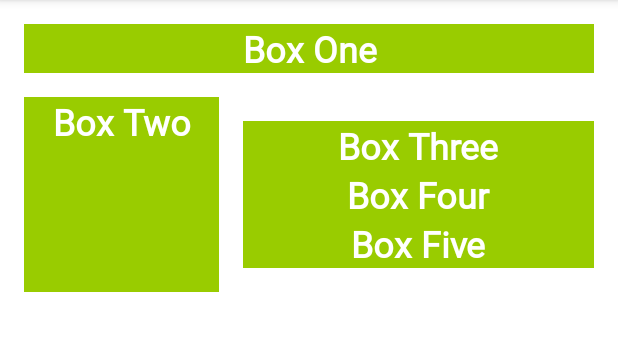
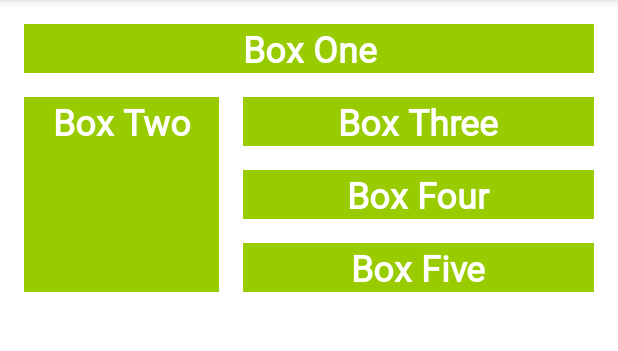
Before and after one commit to t179a/ColorMyViews, an Android app: the screen it shows after launch (MainActivity), on a phone screen of 412 x 824 dp, the part 84-435 px from its top. Run offline under Robolectric (Android 15) with nearby library versions, the phone set to English and light mode, and no system bars.

Commit message:
add margin.

```diff
--- a/app/src/main/res/layout/activity_main.xml
+++ b/app/src/main/res/layout/activity_main.xml
@@ -35,9 +35,8 @@
         style="@style/whiteBox"
         android:layout_width="0dp"
         android:layout_height="wrap_content"
-        android:layout_marginStart="16dp"
-        android:layout_marginTop="16dp"
-        android:layout_marginEnd="16dp"
+        android:layout_marginStart="@dimen/margin_wide"
+        android:layout_marginEnd="@dimen/margin_wide"
         android:text="@string/box_three"
         app:layout_constraintBottom_toTopOf="@+id/box_four_text"
         app:layout_constraintEnd_toEndOf="parent"
@@ -49,8 +48,10 @@
         style="@style/whiteBox"
         android:layout_width="0dp"
         android:layout_height="wrap_content"
-        android:layout_marginStart="16dp"
-        android:layout_marginEnd="16dp"
+        android:layout_marginStart="@dimen/margin_wide"
+        android:layout_marginTop="@dimen/margin_wide"
+        android:layout_marginEnd="@dimen/margin_wide"
+        android:layout_marginBottom="@dimen/margin_wide"
         android:text="@string/box_four"
         app:layout_constraintBottom_toTopOf="@+id/box_five_text"
         app:layout_constraintEnd_toEndOf="parent"
@@ -62,9 +63,8 @@
         style="@style/whiteBox"
         android:layout_width="0dp"
         android:layout_height="wrap_content"
-        android:layout_marginStart="16dp"
-        android:layout_marginEnd="16dp"
-        android:layout_marginBottom="16dp"
+        android:layout_marginStart="@dimen/margin_wide"
+        android:layout_marginEnd="@dimen/margin_wide"
         android:text="@string/box_five"
         app:layout_constraintBottom_toBottomOf="@+id/box_two_text"
         app:layout_constraintEnd_toEndOf="parent"
```
